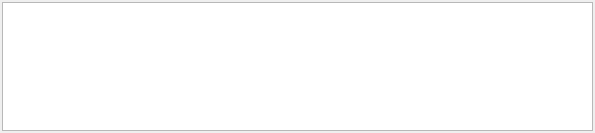
Above: src/ZMS/keyboard.ui from wtrsltnk/zynaddsubfx before the change. Below: the same form after it.
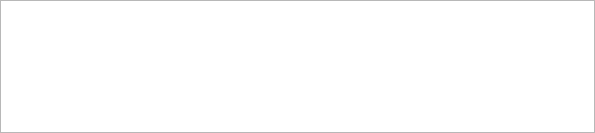
That is the form after the change.

Commit message: UI changes - added colors to buttons etc.. - added stub for pianoroll panel. this will be usable when you double-click a clip

```diff
--- a/src/ZMS/keyboard.ui
+++ b/src/ZMS/keyboard.ui
@@ -15,19 +15,19 @@
   </property>
   <layout class="QVBoxLayout" name="verticalLayout">
    <property name="spacing">
-    <number>2</number>
+    <number>0</number>
    </property>
    <property name="leftMargin">
-    <number>2</number>
+    <number>0</number>
    </property>
    <property name="topMargin">
-    <number>2</number>
+    <number>0</number>
    </property>
    <property name="rightMargin">
-    <number>2</number>
+    <number>0</number>
    </property>
    <property name="bottomMargin">
-    <number>2</number>
+    <number>0</number>
    </property>
    <item>
     <widget class="QGraphicsView" name="graphicsView">
@@ -40,6 +40,15 @@
      <property name="horizontalScrollBarPolicy">
       <enum>Qt::ScrollBarAlwaysOff</enum>
      </property>
+     <property name="backgroundBrush">
+      <brush brushstyle="NoBrush">
+       <color alpha="255">
+        <red>149</red>
+        <green>149</green>
+        <blue>149</blue>
+       </color>
+      </brush>
+     </property>
      <property name="alignment">
       <set>Qt::AlignHCenter|Qt::AlignTop</set>
      </property>
```
The commit also changes 5 other files.
